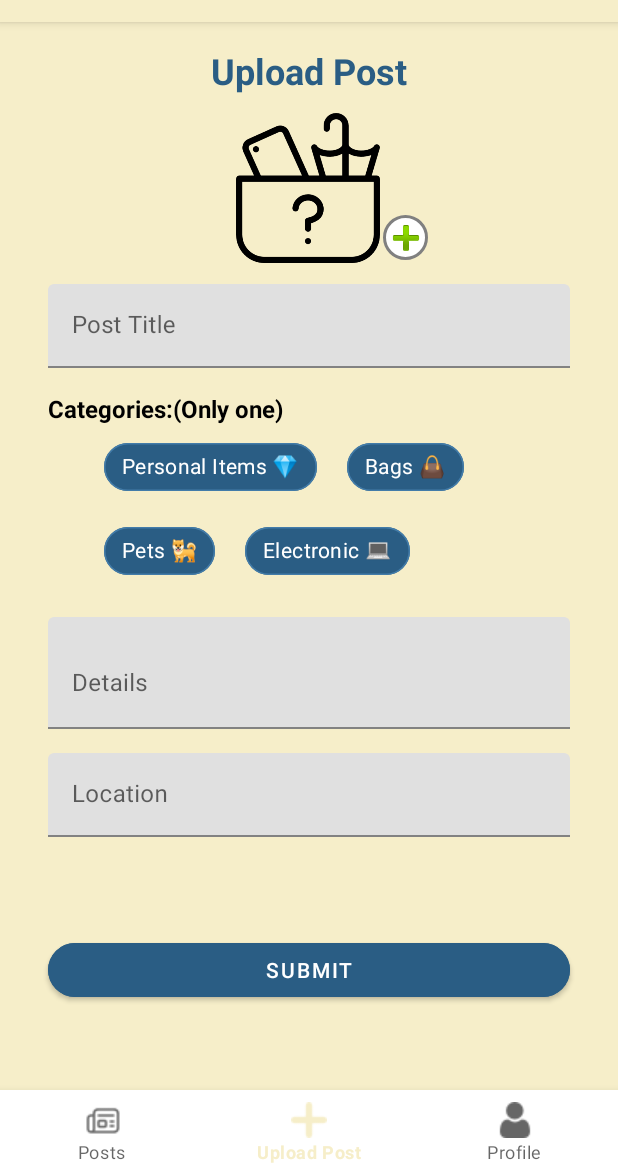
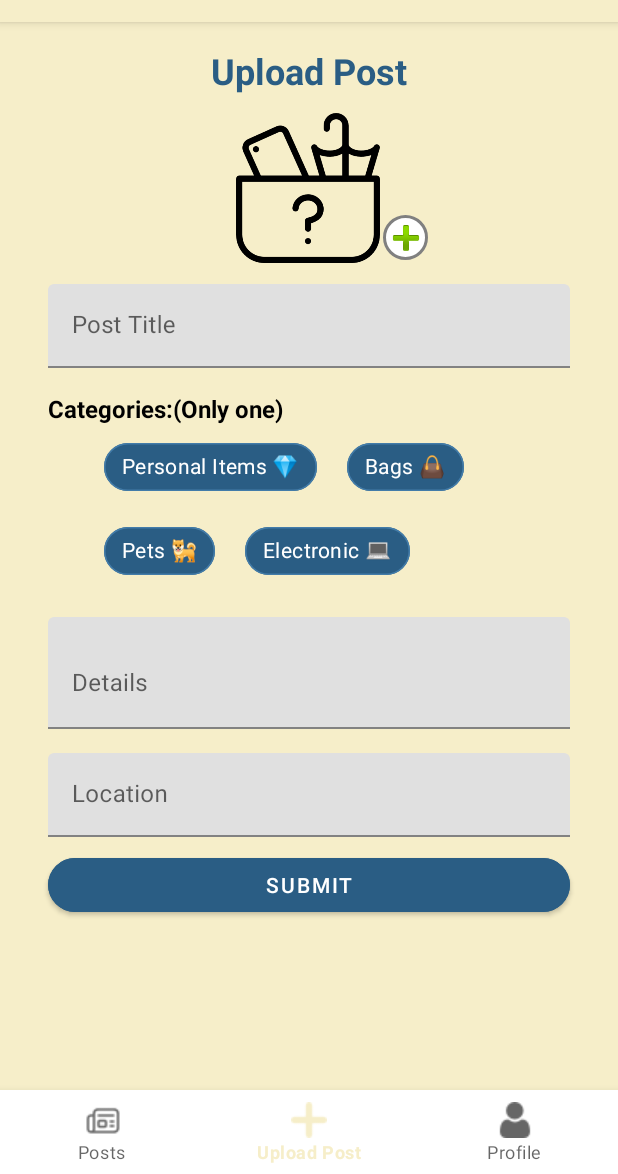
Before and after one commit to RoeyB49/TreasureTrail, an Android app: the Upload_post screen opened through its navigation route, on a phone screen of 412 x 824 dp, the part 62-1236 px from its top. Run offline under Robolectric (Android 15) with nearby library versions, the phone set to English and light mode, and no system bars; our stand-ins replace Firebase (no records; nobody signed in at launch, a user with empty details on screens opened directly), navigation-ui.

Commit message:
final touches

```diff
--- a/app/src/main/java/com/example/treasuretrail/ui/post/UserPostsFragment.kt
+++ b/app/src/main/java/com/example/treasuretrail/ui/post/UserPostsFragment.kt
@@ -72,7 +72,7 @@ class UserPostsFragment : Fragment() {
 
                     val userTask = db.collection("users").document(userId).get()
                     userTask.addOnSuccessListener { userDoc ->
-                        val username = userDoc.getString("username") ?: "Unknown"
+                        val username = userDoc.getString("displayName") ?: "Unknown"
                         val userImgUri = userDoc.getString("imageUri") ?: ""
                         val contactInfo = userDoc.getString("phoneNumber") ?: ""
                         Log.d("UserPostsFragment", "Retrieved phone number: $contactInfo")
--- a/app/src/main/res/layout/fragment_upload_post.xml
+++ b/app/src/main/res/layout/fragment_upload_post.xml
@@ -172,11 +172,20 @@
         android:text="Submit"
         android:textColor="@android:color/white"
         app:cornerRadius="50dp"
-        app:layout_constraintBottom_toBottomOf="parent"
         app:layout_constraintEnd_toEndOf="parent"
         app:layout_constraintHorizontal_bias="0.609"
         app:layout_constraintStart_toStartOf="parent"
         app:layout_constraintTop_toBottomOf="@id/layoutPostLocation" />
 
+    <ProgressBar
+        android:id="@+id/progressBar"
+        android:layout_width="168dp"
+        android:layout_height="169dp"
+        android:visibility="gone"
+        app:layout_constraintBottom_toBottomOf="parent"
+        app:layout_constraintEnd_toEndOf="parent"
+        app:layout_constraintStart_toStartOf="parent"
+        app:layout_constraintTop_toTopOf="parent" />
+
 
 </androidx.constraintlayout.widget.ConstraintLayout>
--- a/app/src/main/res/navigation/nav_graph.xml
+++ b/app/src/main/res/navigation/nav_graph.xml
@@ -70,7 +70,11 @@
     <fragment
         android:id="@+id/uploadPostFragment"
         android:name="com.example.treasuretrail.ui.post.Upload_post"
-        android:label="Upload Post" />
+        android:label="Upload Post" >
+        <action
+            android:id="@+id/action_uploadPostFragment_to_MyPostsFragment"
+            app:destination="@id/UserPostsFragment" />
+    </fragment>
 
     <!-- Posts Fragment -->
     <fragment
```
Also changed, not shown: app/src/main/java/com/example/treasuretrail/ui/post/Upload_post.kt (+13 -8 lines).
